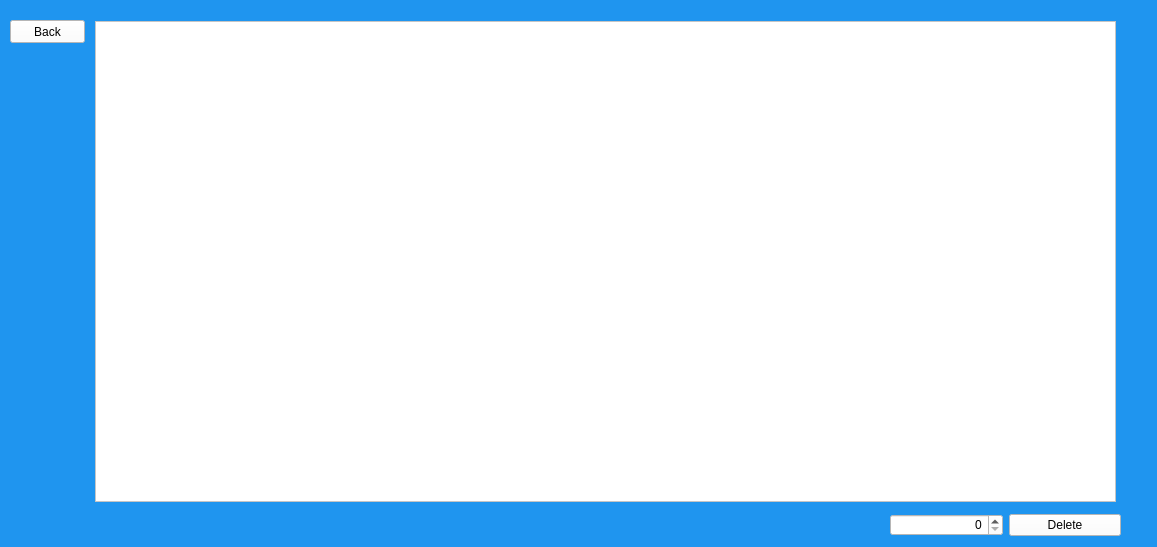
Old version of the form UI/admin_db.ui in the repository matimusial/ADHDPredictorApp.
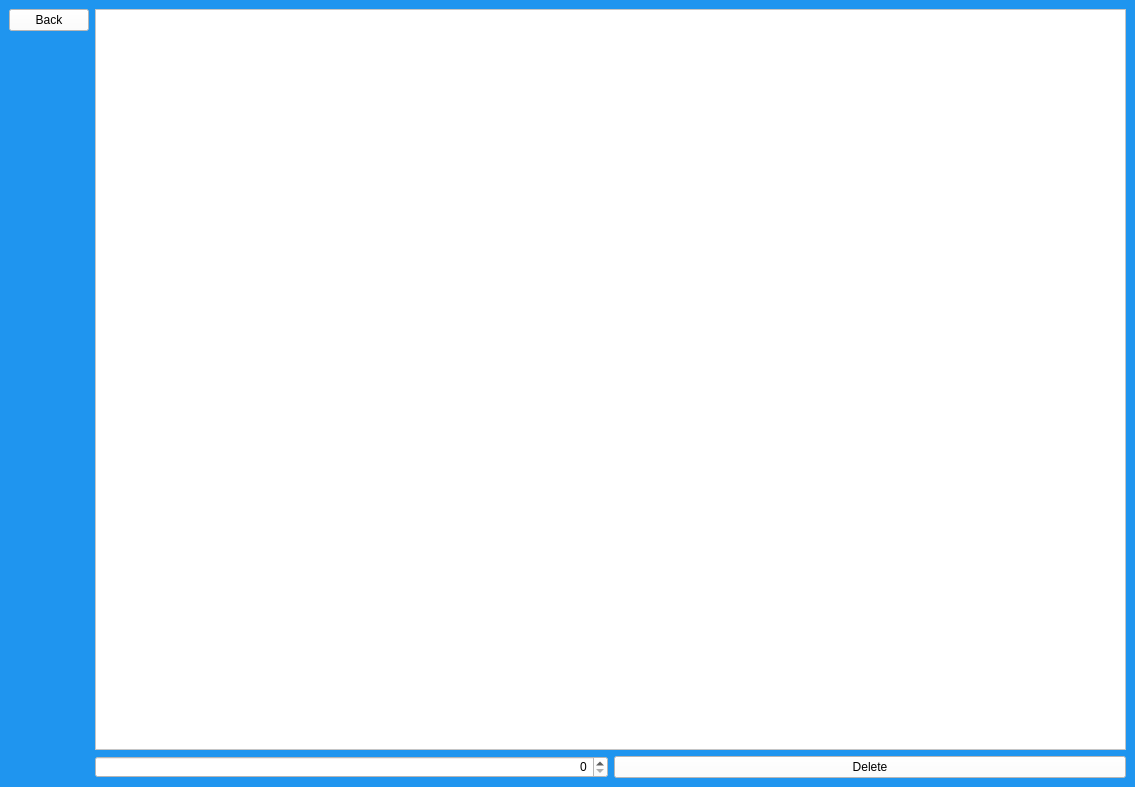
New version of the form.

Commit message: resizing db view

```diff
--- a/UI/admin_db.ui
+++ b/UI/admin_db.ui
@@ -6,8 +6,8 @@
    <rect>
     <x>0</x>
     <y>0</y>
-    <width>1157</width>
-    <height>547</height>
+    <width>1135</width>
+    <height>787</height>
    </rect>
   </property>
   <property name="windowTitle">
@@ -17,15 +17,8 @@
    <string notr="true">QWidget{background-color: rgb(31, 149, 239);}</string>
   </property>
   <widget class="QWidget" name="centralwidget">
-   <widget class="QWidget" name="layoutWidget">
-    <property name="geometry">
-     <rect>
-      <x>890</x>
-      <y>510</y>
-      <width>231</width>
-      <height>31</height>
-     </rect>
-    </property>
+   <layout class="QGridLayout" name="gridLayout">
+    <item row="2" column="1">
     <layout class="QHBoxLayout" name="horizontalLayout">
      <item>
       <widget class="QSpinBox" name="spinBox">
@@ -48,16 +41,9 @@
       </widget>
      </item>
     </layout>
-   </widget>
+    </item>
+    <item row="0" column="0">
    <widget class="QPushButton" name="backBtn">
-    <property name="geometry">
-     <rect>
-      <x>10</x>
-      <y>20</y>
-      <width>75</width>
-      <height>23</height>
-     </rect>
-    </property>
     <property name="styleSheet">
      <string notr="true">background-color: white;</string>
     </property>
@@ -65,19 +51,28 @@
      <string>Back</string>
     </property>
    </widget>
+    </item>
+    <item row="1" column="0">
+     <spacer name="verticalSpacer">
+      <property name="orientation">
+       <enum>Qt::Vertical</enum>
+      </property>
+      <property name="sizeHint" stdset="0">
+       <size>
+        <width>20</width>
+        <height>40</height>
+       </size>
+      </property>
+     </spacer>
+    </item>
+    <item row="0" column="1" rowspan="2">
    <widget class="QTableWidget" name="tableWidget">
-    <property name="geometry">
-     <rect>
-      <x>95</x>
-      <y>21</y>
-      <width>1021</width>
-      <height>481</height>
-     </rect>
-    </property>
     <property name="styleSheet">
      <string notr="true">background-color:white;</string>
     </property>
    </widget>
+    </item>
+   </layout>
   </widget>
  </widget>
  <resources/>
```
Lines whose indentation alone changed are shown as unchanged. The commit also changes 1 other file.
